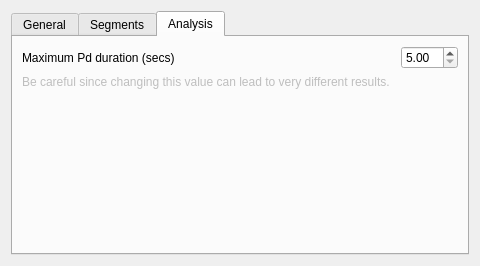
Qt form appreferenceswidget.ui (franciscoadasme/a2epg) before a commit.
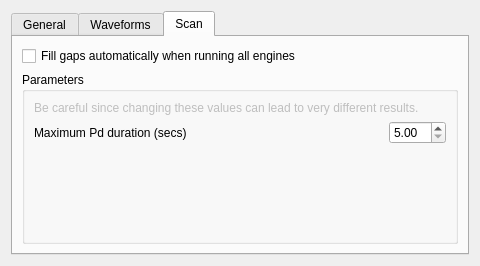
The same form after that commit. Icons and pictures are not drawn.

Commit message: Changed UI & refactor scan preferences

The edit to the form file:
```diff
--- a/appreferenceswidget.ui
+++ b/appreferenceswidget.ui
@@ -140,7 +140,7 @@
      </widget>
      <widget class="QWidget" name="tab_2">
       <attribute name="title">
-       <string>Segments</string>
+       <string>Waveforms</string>
       </attribute>
       <layout class="QGridLayout" name="gridLayout">
        <item row="0" column="0" colspan="4">
@@ -259,17 +259,25 @@
      </widget>
      <widget class="QWidget" name="tab_3">
       <attribute name="title">
-       <string>Analysis</string>
+       <string>Scan</string>
       </attribute>
       <layout class="QGridLayout" name="gridLayout_2">
-       <item row="0" column="0">
-        <widget class="QLabel" name="label_3">
-         <property name="text">
-          <string>Maximum Pd duration (secs)</string>
+       <item row="1" column="0">
+        <widget class="QGroupBox" name="groupBox_3">
+         <property name="title">
+          <string>Parameters</string>
          </property>
-        </widget>
-       </item>
-       <item row="0" column="1">
+         <property name="alignment">
+          <set>Qt::AlignLeading|Qt::AlignLeft|Qt::AlignTop</set>
+         </property>
+         <property name="flat">
+          <bool>false</bool>
+         </property>
+         <property name="checkable">
+          <bool>false</bool>
+         </property>
+         <layout class="QGridLayout" name="gridLayout_3">
+          <item row="1" column="1">
         <spacer name="horizontalSpacer_3">
          <property name="orientation">
           <enum>Qt::Horizontal</enum>
@@ -282,7 +290,39 @@
          </property>
         </spacer>
        </item>
-       <item row="0" column="2">
+          <item row="0" column="0" colspan="3">
+           <widget class="QLabel" name="label_4">
+            <property name="enabled">
+             <bool>false</bool>
+            </property>
+            <property name="text">
+             <string>Be careful since changing these values can lead to very different results.</string>
+            </property>
+            <property name="textFormat">
+             <enum>Qt::PlainText</enum>
+            </property>
+            <property name="scaledContents">
+             <bool>true</bool>
+            </property>
+            <property name="wordWrap">
+             <bool>true</bool>
+            </property>
+           </widget>
+          </item>
+          <item row="2" column="0" colspan="3">
+           <spacer name="verticalSpacer_3">
+            <property name="orientation">
+             <enum>Qt::Vertical</enum>
+            </property>
+            <property name="sizeHint" stdset="0">
+             <size>
+              <width>20</width>
+              <height>40</height>
+             </size>
+            </property>
+           </spacer>
+          </item>
+          <item row="1" column="2">
         <widget class="QDoubleSpinBox" name="pdMaximumDurationSpinBox">
          <property name="minimum">
           <double>5.000000000000000</double>
@@ -292,36 +332,24 @@
          </property>
         </widget>
        </item>
-       <item row="2" column="1">
-        <spacer name="verticalSpacer_3">
-         <property name="orientation">
-          <enum>Qt::Vertical</enum>
-         </property>
-         <property name="sizeHint" stdset="0">
-          <size>
-           <width>20</width>
-           <height>40</height>
-          </size>
-         </property>
-        </spacer>
-       </item>
-       <item row="1" column="0" colspan="3">
-        <widget class="QLabel" name="label_4">
-         <property name="enabled">
+          <item row="1" column="0">
+           <widget class="QLabel" name="label_3">
+            <property name="text">
+             <string>Maximum Pd duration (secs)</string>
+            </property>
+           </widget>
+          </item>
+         </layout>
+        </widget>
+       </item>
+       <item row="0" column="0">
+        <widget class="QCheckBox" name="fillGapsCheckBox">
+         <property name="text">
+          <string>Fill gaps automatically when running all engines</string>
+         </property>
+         <property name="checked">
           <bool>false</bool>
          </property>
-         <property name="text">
-          <string>Be careful since changing this value can lead to very different results.</string>
-         </property>
-         <property name="textFormat">
-          <enum>Qt::PlainText</enum>
-         </property>
-         <property name="scaledContents">
-          <bool>true</bool>
-         </property>
-         <property name="wordWrap">
-          <bool>true</bool>
-         </property>
         </widget>
        </item>
       </layout>
```
Left out of the diff: 2 changed lines with no effect on the pictures. Lines whose indentation alone changed are shown as unchanged. The commit also changes 6 other files.
